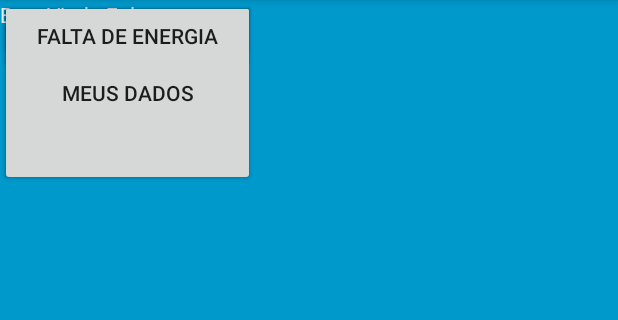
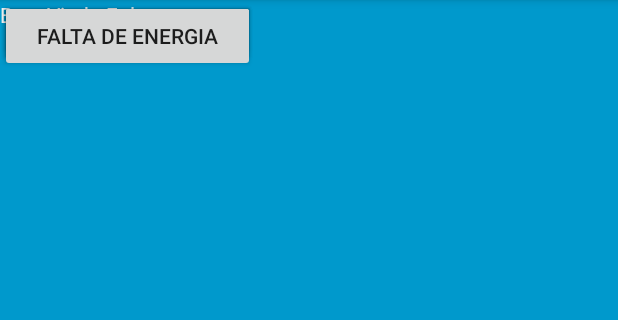
Before and after one commit to alvaropjr/smartgrid, an Android app: the UsuarioActivity screen opened directly, with no data from a screen before it, on a phone screen of 412 x 824 dp, the part 84-404 px from its top. Run offline under Robolectric (Android 15) with nearby library versions, the phone set to English and light mode, and no system bars.

```diff
--- a/app/src/main/res/layout/activity_usuario.xml
+++ b/app/src/main/res/layout/activity_usuario.xml
@@ -11,7 +11,7 @@
     <Button
         android:id="@+id/button"
         android:layout_width="170dp"
-        android:layout_height="123dp"
+        android:layout_height="44dp"
         android:text="Meu Consumo"
         tools:layout_editor_absoluteX="121dp"
         tools:layout_editor_absoluteY="134dp" />
@@ -19,7 +19,7 @@
     <Button
         android:id="@+id/button2"
         android:layout_width="170dp"
-        android:layout_height="124dp"
+        android:layout_height="44dp"
         android:text="Meus Dados"
         tools:layout_editor_absoluteX="121dp"
         tools:layout_editor_absoluteY="281dp" />
```
